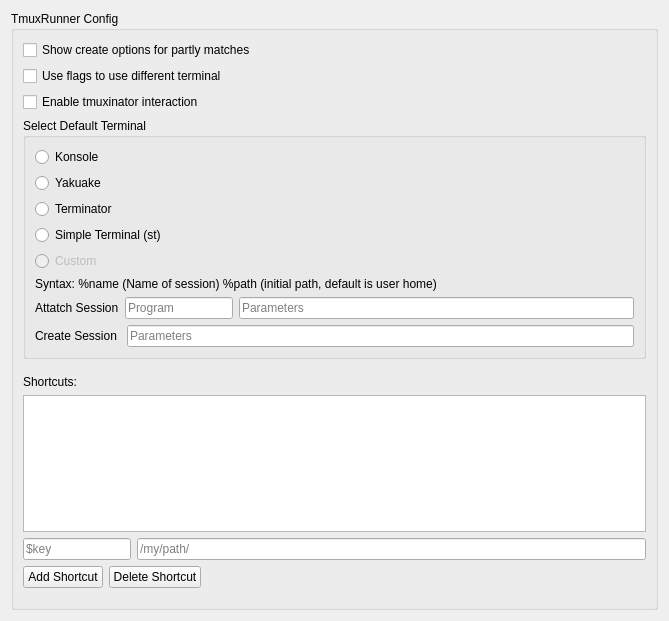
Before: the Qt Designer form src/config/tmuxrunner_config.ui in alex1701c/TmuxRunner, drawn with Qt 5.
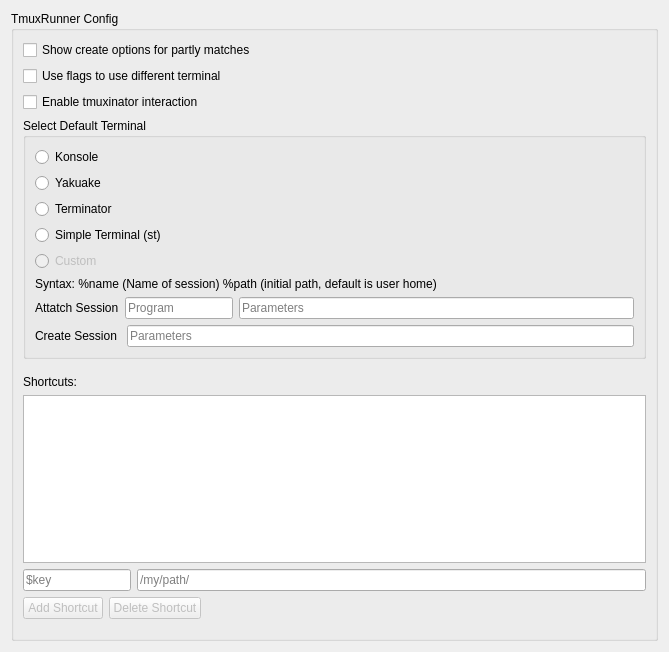
After: the same form once the commit is applied.

Commit message: Improve config dialog

What changed in the file:
```diff
--- a/src/config/tmuxrunner_config.ui
+++ b/src/config/tmuxrunner_config.ui
@@ -8,7 +8,7 @@
     <x>0</x>
     <y>0</y>
     <width>669</width>
-    <height>621</height>
+    <height>652</height>
    </rect>
   </property>
   <property name="minimumSize">
@@ -200,6 +200,9 @@
        <layout class="QHBoxLayout" name="horizontalLayout_4">
         <item>
          <widget class="QPushButton" name="shortcutAddButton">
+          <property name="enabled">
+           <bool>false</bool>
+          </property>
           <property name="text">
            <string>Add Shortcut</string>
           </property>
@@ -207,6 +210,9 @@
         </item>
         <item alignment="Qt::AlignLeft">
          <widget class="QPushButton" name="shortcutDeleteButton">
+          <property name="enabled">
+           <bool>false</bool>
+          </property>
           <property name="text">
            <string>Delete Shortcut</string>
           </property>
```
The commit also changes 3 other files.
